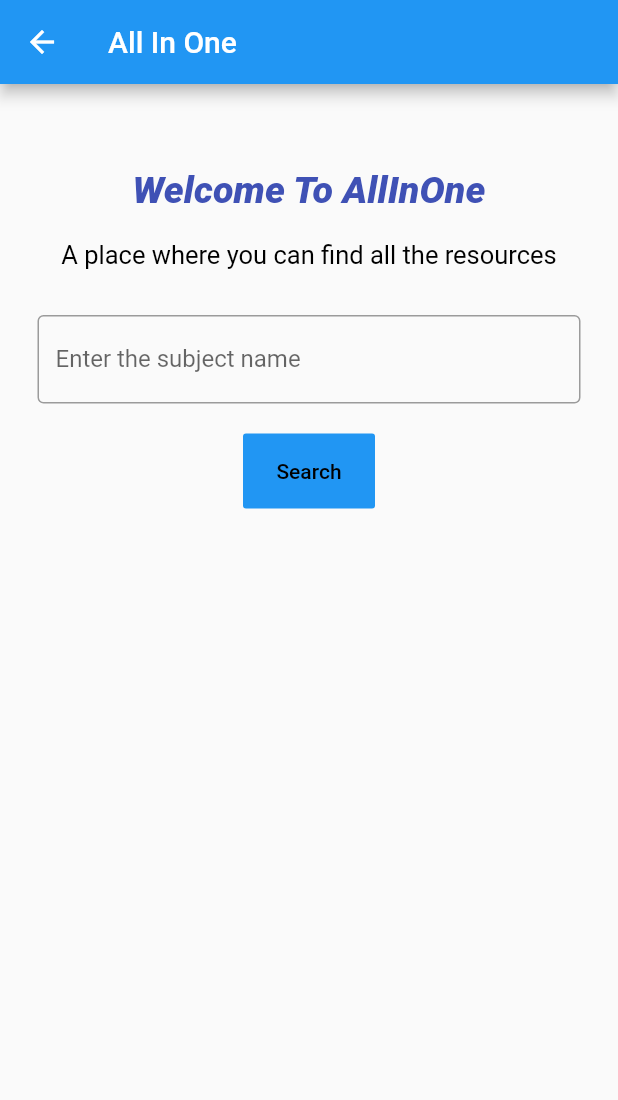
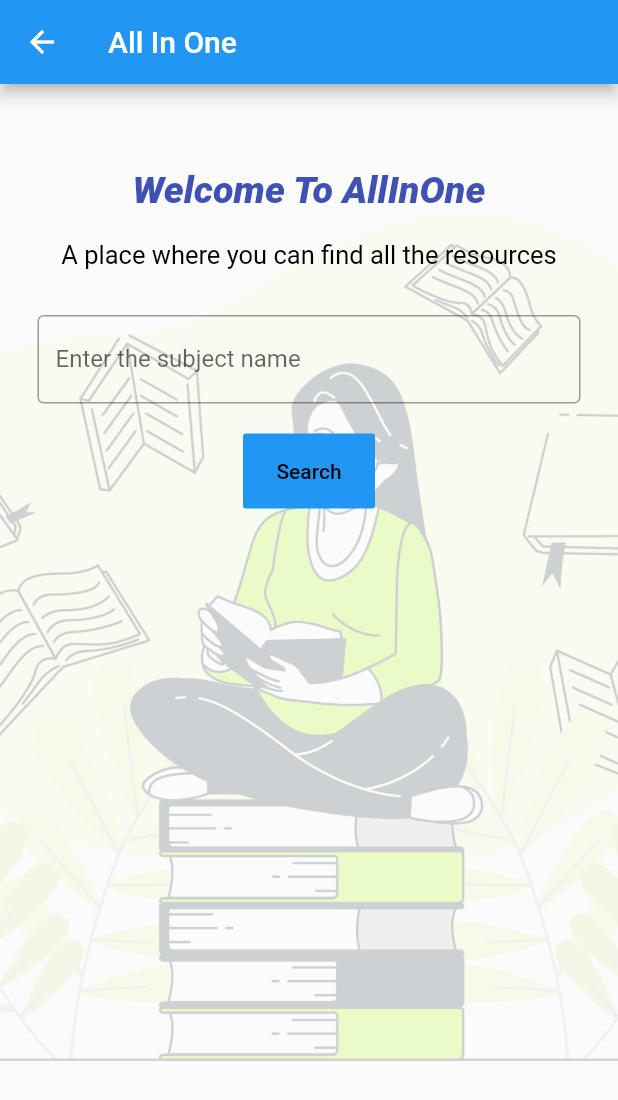
Before and after one commit to adithyapintu/allinone, a Flutter app: the screen it shows after launch, after a tap on "Search", on a phone screen of 412 x 824 dp. Shown: the top 1100 px of the screen. Run offline on Flutter 3.47's test engine with Material 2 defaults, Android fonts, the phone set to English and light mode, and no system bars.

Commit message:
Initial Commit

```diff
--- a/lib/Home/HomePage.dart
+++ b/lib/Home/HomePage.dart
@@ -16,14 +16,23 @@ class _HomePageState extends State<HomePage> {
 
     void searchItem(){
       String name = myTextController.text;
-      print(name);
     }
 
     return Scaffold(
         appBar: AppBar(
           title: const Text("All In One"),
         ),
-        body : Column(
+        body : Container(
+          constraints: const BoxConstraints.expand(),
+          decoration: BoxDecoration(
+            image: DecorationImage(
+                image: const AssetImage("assets/3529668.jpg"),
+                fit: BoxFit.cover,
+                colorFilter: ColorFilter.mode(Colors.black.withOpacity(0.2), BlendMode.dstATop)
+            ),
+
+          ),
+          child: Column(
             crossAxisAlignment: CrossAxisAlignment.stretch,
             children: <Widget>[
               const Text("Welcome To AllInOne",
@@ -73,6 +82,7 @@ class _HomePageState extends State<HomePage> {
                 ),
               )
             ],
+          ),
         )
     );
   }
--- a/lib/Loading/LoadingPage.dart
+++ b/lib/Loading/LoadingPage.dart
@@ -13,10 +13,15 @@ class _LoadingPageState extends State<LoadingPage> {
 
   void checkLogged(){
     if(true){
-      Navigator.pushReplacementNamed(context, "/HomePage");
+      WidgetsBinding.instance?.addPostFrameCallback((_) {
+        Navigator.pushReplacementNamed(context, "/HomePage");
+      });
     }
     else{
-      Navigator.pushReplacementNamed(context, "/LoginPage");
+      WidgetsBinding.instance?.addPostFrameCallback((_) {
+        Navigator.pushReplacementNamed(context, "/LoginPage");
+      });
+
     }
   }
 
@@ -30,7 +35,10 @@ class _LoadingPageState extends State<LoadingPage> {
   @override
   Widget build(BuildContext context) {
     return Container(
-      child: Text("Loading"),
+      color: Colors.green,
+      child: const Center(
+          child: Text("Loading")
+      ),
     );
   }
 }
--- a/lib/main.dart
+++ b/lib/main.dart
@@ -1,6 +1,5 @@
-import 'package:allinone/route_manager.dart';
+import 'route_manager.dart';
 import 'package:flutter/material.dart';
-import 'Loading/LoadingPage.dart';
 
 void main() {
   runApp(const MyApp());
--- a/lib/route_manager.dart
+++ b/lib/route_manager.dart
@@ -7,7 +7,8 @@ class RouteGenerator{
   static Route<dynamic> getRoute(RouteSettings routeSettings){
     switch(routeSettings.name){
       case "/loading":
-        return MaterialPageRoute(builder: (_) =>  const LoadingPage());
+        return
+          MaterialPageRoute(builder: (_) =>  const LoadingPage());
       case "/HomePage":
         return MaterialPageRoute(builder: (_) =>  HomePage());
       case "/LoginPage":
--- a/pubspec.yaml
+++ b/pubspec.yaml
@@ -58,8 +58,8 @@ flutter:
   uses-material-design: true
 
   # To add assets to your application, add an assets section, like this:
-  # assets:
-  #   - images/a_dot_burr.jpeg
+  assets:
+    - assets/3529668.jpg
   #   - images/a_dot_ham.jpeg
 
   # An image asset can refer to one or more resolution-specific "variants", see
```
Also changed, not shown: assets/3529668.jpg (added). Lines whose indentation alone changed are shown as unchanged.
